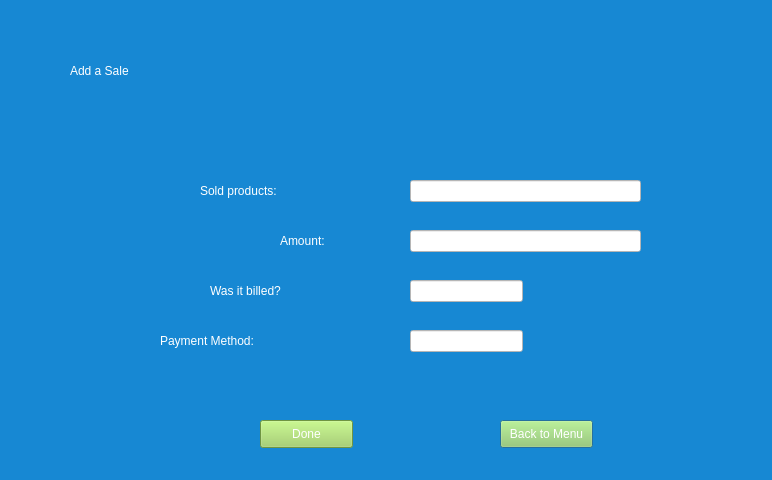
Old version of the form createsale.ui in the repository Detectov/PharmacyProject.
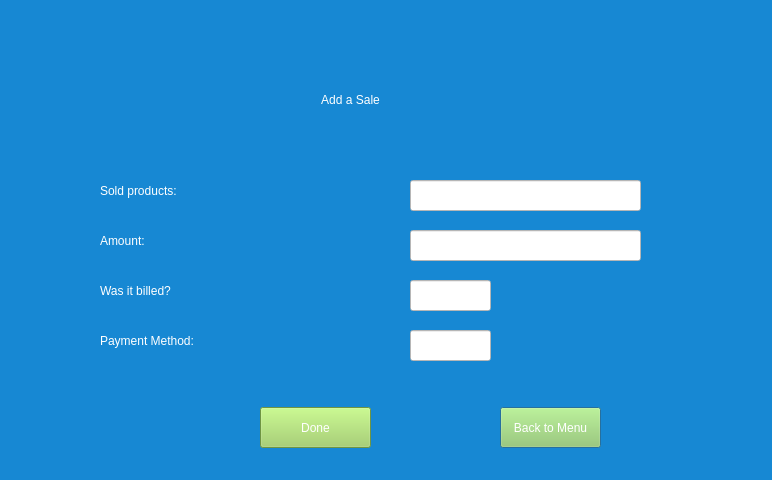
New version of the form.

What changed in the file:
```diff
--- a/createsale.ui
+++ b/createsale.ui
@@ -19,8 +19,8 @@
   <widget class="QLabel" name="label">
    <property name="geometry">
     <rect>
-     <x>70</x>
-     <y>50</y>
+     <x>220</x>
+     <y>80</y>
      <width>261</width>
      <height>41</height>
     </rect>
@@ -30,15 +30,15 @@
 color: rgb(255, 255, 255);</string>
    </property>
    <property name="text">
-    <string>Add a Sale</string>
+    <string>&lt;html&gt;&lt;head/&gt;&lt;body&gt;&lt;p align=&quot;center&quot;&gt;Add a Sale&lt;/p&gt;&lt;/body&gt;&lt;/html&gt;</string>
    </property>
   </widget>
   <widget class="QLabel" name="label_3">
    <property name="geometry">
     <rect>
-     <x>280</x>
+     <x>100</x>
      <y>220</y>
-     <width>111</width>
+     <width>211</width>
      <height>41</height>
     </rect>
    </property>
@@ -53,9 +53,9 @@
   <widget class="QLabel" name="label_4">
    <property name="geometry">
     <rect>
-     <x>200</x>
+     <x>100</x>
      <y>170</y>
-     <width>191</width>
+     <width>251</width>
      <height>41</height>
     </rect>
    </property>
@@ -73,7 +73,7 @@
      <x>410</x>
      <y>180</y>
      <width>231</width>
-     <height>22</height>
+     <height>31</height>
     </rect>
    </property>
    <property name="styleSheet">
@@ -83,9 +83,9 @@
   <widget class="QLabel" name="label_6">
    <property name="geometry">
     <rect>
-     <x>210</x>
+     <x>100</x>
      <y>270</y>
-     <width>191</width>
+     <width>261</width>
      <height>41</height>
     </rect>
    </property>
@@ -103,7 +103,7 @@
      <x>410</x>
      <y>230</y>
      <width>231</width>
-     <height>22</height>
+     <height>31</height>
     </rect>
    </property>
    <property name="styleSheet">
@@ -115,8 +115,8 @@
     <rect>
      <x>410</x>
      <y>330</y>
-     <width>113</width>
-     <height>22</height>
+     <width>81</width>
+     <height>31</height>
     </rect>
    </property>
    <property name="styleSheet">
@@ -128,8 +128,8 @@
     <rect>
      <x>410</x>
      <y>280</y>
-     <width>113</width>
-     <height>22</height>
+     <width>81</width>
+     <height>31</height>
     </rect>
    </property>
    <property name="styleSheet">
@@ -140,9 +140,9 @@
    <property name="geometry">
     <rect>
      <x>500</x>
-     <y>420</y>
-     <width>93</width>
-     <height>28</height>
+     <y>407</y>
+     <width>101</width>
+     <height>41</height>
     </rect>
    </property>
    <property name="styleSheet">
@@ -158,9 +158,9 @@
    <property name="geometry">
     <rect>
      <x>260</x>
-     <y>420</y>
-     <width>93</width>
-     <height>28</height>
+     <y>407</y>
+     <width>111</width>
+     <height>41</height>
     </rect>
    </property>
    <property name="styleSheet">
@@ -174,9 +174,9 @@
   <widget class="QLabel" name="label_7">
    <property name="geometry">
     <rect>
-     <x>160</x>
+     <x>100</x>
      <y>320</y>
-     <width>241</width>
+     <width>281</width>
      <height>41</height>
     </rect>
    </property>
```
